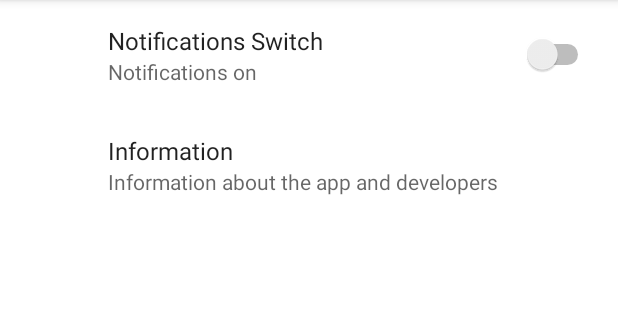
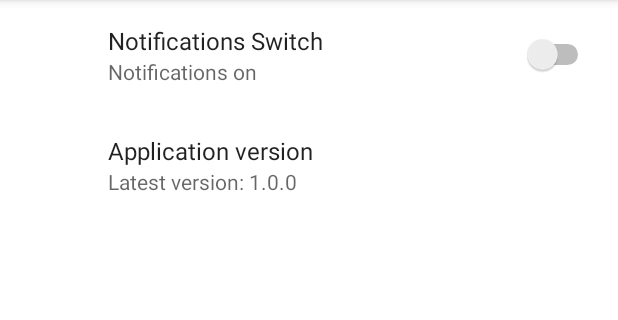
Before and after one commit to deliasnchzgmz/MiNevera, an Android app: the Settings screen opened directly, with no data from a screen before it, on a phone screen of 412 x 824 dp, the part 84-404 px from its top. Run offline under Robolectric (Android 15) with nearby library versions, the phone set to English and light mode, and no system bars; our stand-ins replace androidx.preference.

Commit message:
cosas sin imports y tal

```diff
--- a/app/src/main/java/com/example/minevera/AddMenu.java
+++ b/app/src/main/java/com/example/minevera/AddMenu.java
@@ -2,14 +2,8 @@
 
 import androidx.appcompat.app.AppCompatActivity;
 import android.content.Intent;
-import android.database.Cursor;
 import android.os.Bundle;
 import android.view.View;
-import android.widget.AdapterView;
-import android.widget.Button;
-import android.widget.EditText;
-import android.widget.ListView;
-import android.widget.SimpleCursorAdapter;
 
 
 public class AddMenu extends AppCompatActivity {
--- a/app/src/main/java/com/example/minevera/AddProducts.java
+++ b/app/src/main/java/com/example/minevera/AddProducts.java
@@ -27,7 +27,6 @@
 import android.os.Bundle;
 import android.text.format.DateFormat;
 import android.view.View;
-import android.widget.AdapterView;
 import android.widget.Button;
 import android.widget.EditText;
 import com.google.android.material.snackbar.Snackbar;
--- a/app/src/main/java/com/example/minevera/DatePickerFragment.java
+++ b/app/src/main/java/com/example/minevera/DatePickerFragment.java
@@ -17,7 +17,7 @@
         Calendar c = Calendar.getInstance();
         Date date = c.getTime();
         int year = c.get(Calendar.YEAR);
-        int month = c.get(Calendar.MONTH)+1;
+        int month = c.get(Calendar.MONTH);
         int day = c.get(Calendar.DAY_OF_MONTH);
 
         return new DatePickerDialog(getActivity(), (DatePickerDialog.OnDateSetListener) getActivity(), year, month, day);
--- a/app/src/main/java/com/example/minevera/MainActivity.java
+++ b/app/src/main/java/com/example/minevera/MainActivity.java
@@ -10,13 +10,11 @@
 import android.view.MenuItem;
 import android.view.View;
 import android.widget.AdapterView;
-import android.widget.FrameLayout;
 import android.widget.ImageButton;
 import android.widget.ListView;
 import android.database.Cursor;
 import android.content.SharedPreferences;
 
-import android.widget.Toast;
 
 
 import java.text.ParseException;
@@ -149,7 +147,6 @@
         productList = new ArrayList<ProductObject>();
         Cursor notesCursor = dbAdapter.fetchAllNotes();
         int count = 0;
-        //ArrayList<Integer> ids = new ArrayList<Integer>();
         Cursor aux = notesCursor;
         if(aux.getCount()!=0) {
             aux.moveToFirst();
@@ -179,6 +176,7 @@
         //int i es el id del producto que va en cada card
 
         p_listview.setAdapter(adapter);
+        dbAdapter.close();
     }
 
     private long findRealId(int position) throws ParseException {
--- a/app/src/main/java/com/example/minevera/Map.java
+++ b/app/src/main/java/com/example/minevera/Map.java
@@ -21,10 +21,7 @@
 import android.view.MenuItem;
 import android.view.View;
 import android.widget.ArrayAdapter;
-import android.widget.Button;
-import android.widget.EditText;
 import android.widget.ListView;
-import android.widget.TextView;
 
 import java.io.BufferedInputStream;
 import java.io.IOException;
--- a/app/src/main/java/com/example/minevera/NotificationService.java
+++ b/app/src/main/java/com/example/minevera/NotificationService.java
@@ -30,7 +30,6 @@
 import android.os.Build;
 import android.os.IBinder;
 import androidx.core.app.NotificationCompat;
-import android.widget.Toast;
 
 public class NotificationService extends Service {
     public NotificationService() {
@@ -92,6 +91,5 @@
         NotificationManager notificationManager =
                 (NotificationManager) getSystemService(Service.NOTIFICATION_SERVICE);
         notificationManager.cancel(0);
-        Toast.makeText(this, "service done", Toast.LENGTH_SHORT).show();
     }
 }
--- a/app/src/main/java/com/example/minevera/SearchIngr.java
+++ b/app/src/main/java/com/example/minevera/SearchIngr.java
@@ -2,9 +2,6 @@
 
 import androidx.appcompat.app.AppCompatActivity;
 
-import android.app.AlertDialog;
-import android.content.Context;
-import android.content.DialogInterface;
 import android.content.Intent;
 import android.os.Bundle;
 import android.view.Menu;
@@ -12,7 +9,7 @@
 import android.view.View;
 import android.widget.Button;
 import android.widget.EditText;
-import android.widget.Toast;
+
 
 public class SearchIngr extends AppCompatActivity {
 
--- a/app/src/main/java/com/example/minevera/Settings.java
+++ b/app/src/main/java/com/example/minevera/Settings.java
@@ -5,7 +5,6 @@
 import android.os.Bundle;
 
 import androidx.appcompat.app.AppCompatActivity;
-import androidx.preference.Preference;
 import androidx.preference.PreferenceFragmentCompat;
 
 public class Settings extends AppCompatActivity {
--- a/app/src/main/res/layout/activity_add.xml
+++ b/app/src/main/res/layout/activity_add.xml
@@ -8,7 +8,8 @@
         android:layout_width="match_parent"
         android:layout_height="wrap_content"
         android:orientation="horizontal"
-        android:id="@+id/add_act">
+        android:id="@+id/add_act"
+        android:layout_margin="15dp">
 
         <TextView
             android:layout_width="wrap_content"
--- a/app/src/main/res/xml/settings_layout.xml
+++ b/app/src/main/res/xml/settings_layout.xml
@@ -7,8 +7,7 @@
         android:summaryOff="Notifications on"
         android:summaryOn="Notifications off"/>
     <Preference
-        android:onClick="AbrirAboutUs"
         app:key="info"
-        app:title="Information"
-        app:summary="Information about the app and developers"/>
+        app:title="Application version"
+        app:summary="Latest version: 1.0.0"/>
 </PreferenceScreen>
```
Also changed, not shown: app/src/main/java/com/example/minevera/Camara.java (+2 -21 lines), app/src/main/java/com/example/minevera/CardAdapter.java (+0 -9 lines), app/src/main/java/com/example/minevera/Recipe.java (+0 -7 lines), build.gradle (added, +11 -0 lines), gradle.properties (added, +21 -0 lines), settings.gradle (added, +16 -0 lines), 3 other files.
